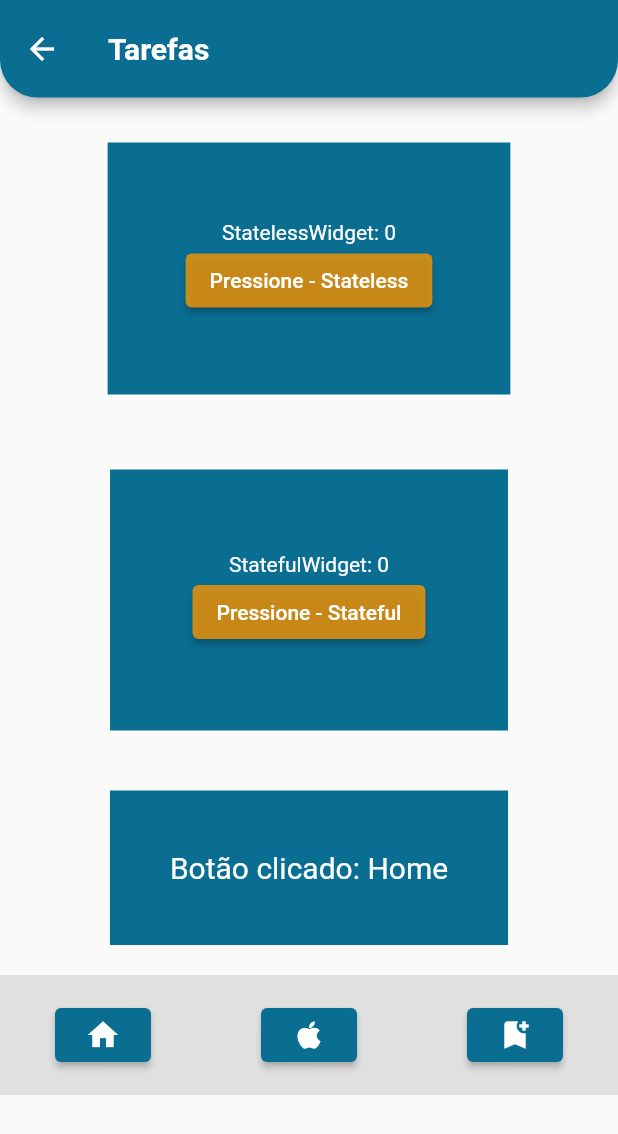
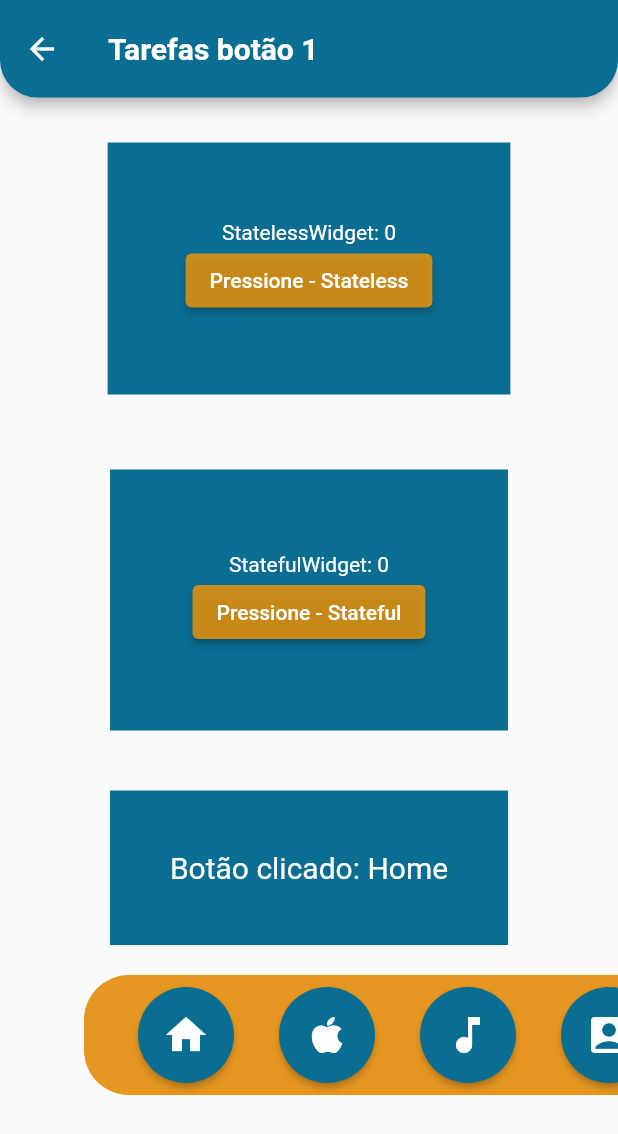
Before and after one commit to AdryelJr/Aplicativo-conceito-flutter, a Flutter app: the screen it shows after launch, after a tap on the "keyboard double arrow up" icon, on a phone screen of 412 x 824 dp. Shown: the top 1134 px of the screen. Run offline on Flutter 3.47's test engine with Material 2 defaults, Android fonts, the phone set to English and light mode, and no system bars.

Commit message:
update code

```diff
--- a/lib/botao1.dart
+++ b/lib/botao1.dart
@@ -29,7 +29,7 @@ class botoes_click extends StatelessWidget {
         children: [
           Text(
             'Botão clicado: $qualBotao',
-            style: TextStyle(fontSize: 20 ,color: Colors.white),
+            style: TextStyle(fontSize: 20, color: Colors.white),
           ),
         ],
       ),
@@ -51,10 +51,14 @@ class _botao1State extends State<botao1> {
   Widget build(BuildContext context) {
     return Scaffold(
       appBar: AppBar(
-        title: Text('Tarefas', style: TextStyle(fontWeight: FontWeight.bold),),
+        title: Text(
+          'Tarefas botão 1',
+          style: TextStyle(fontWeight: FontWeight.bold),
+        ),
         backgroundColor: Color(0xFF0A6D92),
         toolbarHeight: 65,
-        shape: RoundedRectangleBorder(borderRadius: BorderRadius.vertical(bottom: Radius.circular(25))),
+        shape: RoundedRectangleBorder(
+            borderRadius: BorderRadius.vertical(bottom: Radius.circular(25))),
       ),
       body: ListView(
         children: [
@@ -68,13 +72,18 @@ class _botao1State extends State<botao1> {
               ],
             ),
           ),
-          Spacer(),
           Container(
             height: 80,
-            color: Color.fromARGB(255, 224, 224, 224),
-            child: Row(
-              mainAxisAlignment: MainAxisAlignment.spaceAround,
+            margin: EdgeInsets.fromLTRB(56, 0, 0, 0),
+            padding: EdgeInsets.fromLTRB(16, 0, 0, 0),
+            decoration: BoxDecoration(
+              borderRadius: BorderRadius.horizontal(left: Radius.circular(30)),
+              color: Color.fromARGB(223, 227, 137, 2),
+            ),
+            child: ListView(
+              scrollDirection: Axis.horizontal,
               children: [
+                SizedBox(width: 20),
                 ElevatedButton(
                   onPressed: () {
                     setState(() {
@@ -83,9 +92,15 @@ class _botao1State extends State<botao1> {
                   },
                   style: ElevatedButton.styleFrom(
                     primary: Color(0xFF0A6D92),
+                    shape: CircleBorder(),
+                    padding: EdgeInsets.all(14),
                   ),
-                  child: Icon(Icons.home),
+                  child: Icon(
+                    Icons.home,
+                    size: 32,
+                  ),
                 ),
+                SizedBox(width: 30),
                 ElevatedButton(
                   onPressed: () {
                     setState(() {
@@ -94,20 +109,49 @@ class _botao1State extends State<botao1> {
                   },
                   style: ElevatedButton.styleFrom(
                     primary: Color(0xFF0A6D92),
+                    shape: CircleBorder(),
+                    padding: EdgeInsets.all(14),
                   ),
-                  child: Icon(Icons.apple),
+                  child: Icon(
+                    Icons.apple,
+                    size: 32,
+                  ),
                 ),
+                SizedBox(width: 30),
                 ElevatedButton(
                   onPressed: () {
                     setState(() {
-                      qualBotao = "Salvar";
+                      qualBotao = "Música";
                     });
                   },
                   style: ElevatedButton.styleFrom(
                     primary: Color(0xFF0A6D92),
+                    shape: CircleBorder(),
+                    padding: EdgeInsets.all(14),
                   ),
-                  child: Icon(Icons.bookmark_add),
+                  child: Icon(
+                    Icons.music_note,
+                    size: 32,
+                  ),
                 ),
+                SizedBox(width: 30),
+                ElevatedButton(
+                  onPressed: () {
+                    setState(() {
+                      qualBotao = "Perfil";
+                    });
+                  },
+                  style: ElevatedButton.styleFrom(
+                    primary: Color(0xFF0A6D92),
+                    shape: CircleBorder(),
+                    padding: EdgeInsets.all(14),
+                  ),
+                  child: Icon(
+                    Icons.account_box,
+                    size: 32,
+                  ),
+                ),
+                SizedBox(width: 30),
               ],
             ),
           ),
--- a/lib/botao2.dart
+++ b/lib/botao2.dart
@@ -1,4 +1,3 @@
-
 import 'package:flutter/material.dart';
 
 void main() {
@@ -13,7 +12,18 @@ class botao2 extends StatelessWidget {
   @override
   Widget build(BuildContext context) {
     return Scaffold(
-      appBar: AppBar(title: Text('pagina botao 2')),
+      appBar: AppBar(title: Text('Tarefa botão 2')),
+      body: Container(
+        color: Colors.green,
+        child: Center(
+          child: Row(
+            mainAxisAlignment: MainAxisAlignment.center,
+            children: [
+              Text("Página 2 em construção", style: TextStyle(color: Colors.white, fontSize: 30),),
+            ],
+          ),
+        ),
+      ),
     );
   }
 }
--- a/lib/main.dart
+++ b/lib/main.dart
@@ -52,6 +52,10 @@ class HomePage extends StatelessWidget {
             Cards(
               titulo: "Segunda tarefa",
             ),
+            SizedBox(
+              height: 8,
+            ),
+            Cards(titulo: "Terceira tarefa")
           ],
         ),
       ),
```
